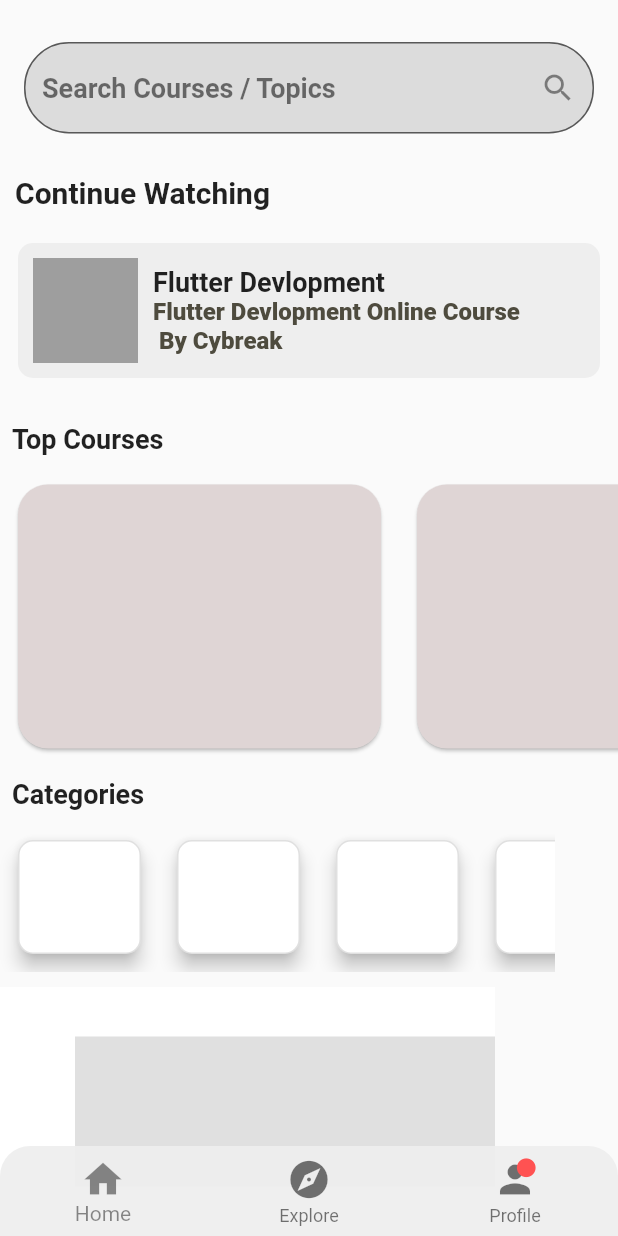
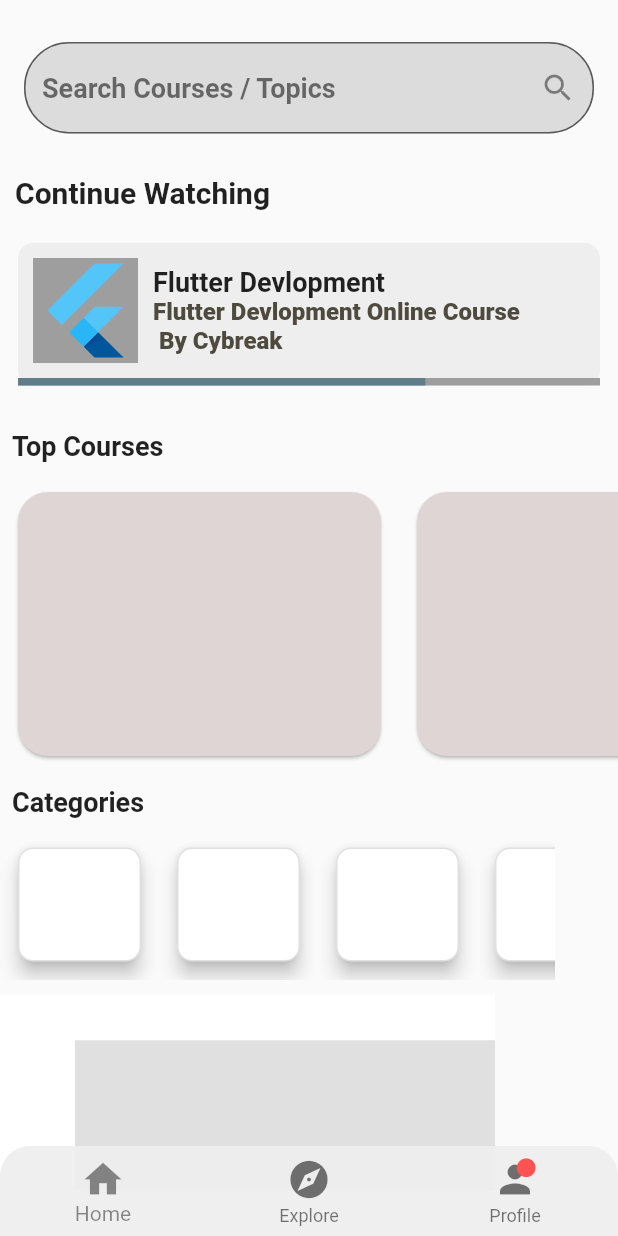
Before and after one commit to sho3bshaikh/cybereak, a Flutter app: the screen it shows after launch, on a phone screen of 412 x 824 dp. Run offline on Flutter 3.47's test engine with Material 2 defaults, Android fonts, the phone set to English and light mode, and no system bars.

Commit message:
Continue Card Done

```diff
--- a/lib/home_page.dart
+++ b/lib/home_page.dart
@@ -124,6 +124,7 @@ class MyHomepage extends StatelessWidget {
                             height: 70,
                             width: 70,
                             color: Colors.grey,
+                            child: const FlutterLogo(),
                           ),
                           const SizedBox(
                             width: 10,
@@ -150,6 +151,12 @@ class MyHomepage extends StatelessWidget {
                           ),
                         ],
                       ),
+                    ),
+                    const LinearProgressIndicator(
+                      backgroundColor: Colors.grey,
+                      color: Colors.blueGrey,
+                      value: 0.7,
+                      minHeight: 5,
                     ),
                   ],
                 ),
```
